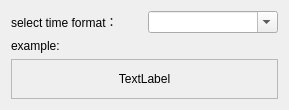
First picture: the form in src/DACommonWidgets/DATimeFormatEditWidget.ui, repository czyt1988/data-workbench, before the edit.
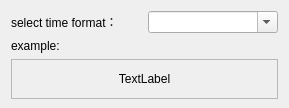
Second picture: the form after the edit.

```diff
--- a/src/DACommonWidgets/DATimeFormatEditWidget.ui
+++ b/src/DACommonWidgets/DATimeFormatEditWidget.ui
@@ -16,6 +16,12 @@
     <verstretch>0</verstretch>
    </sizepolicy>
   </property>
+  <property name="minimumSize">
+   <size>
+    <width>0</width>
+    <height>108</height>
+   </size>
+  </property>
   <property name="windowTitle">
    <string>Time Format Set</string>
   </property>
```
